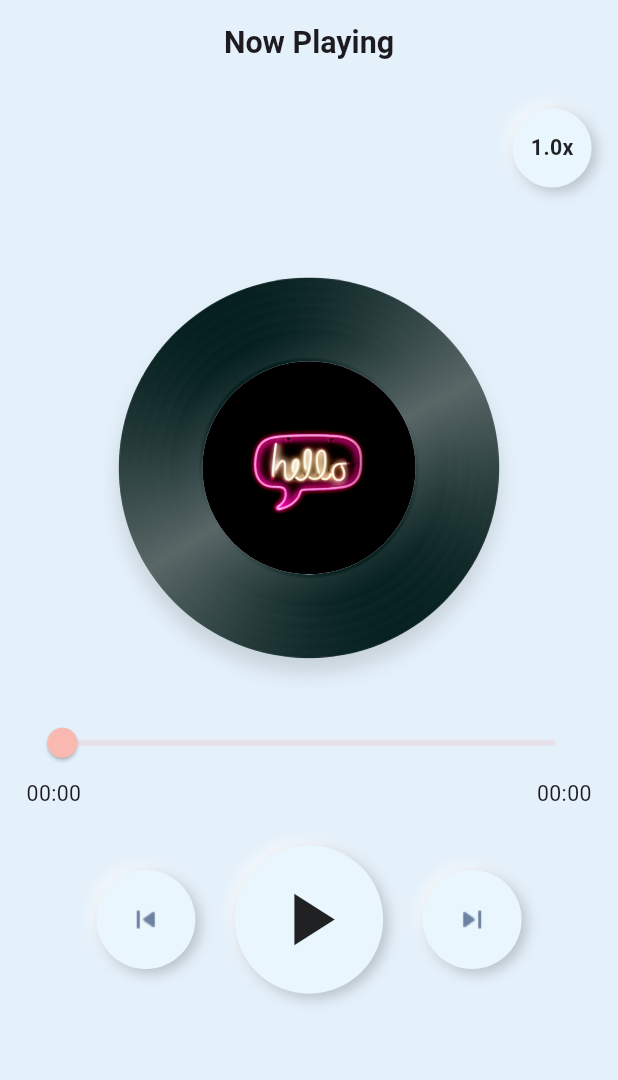
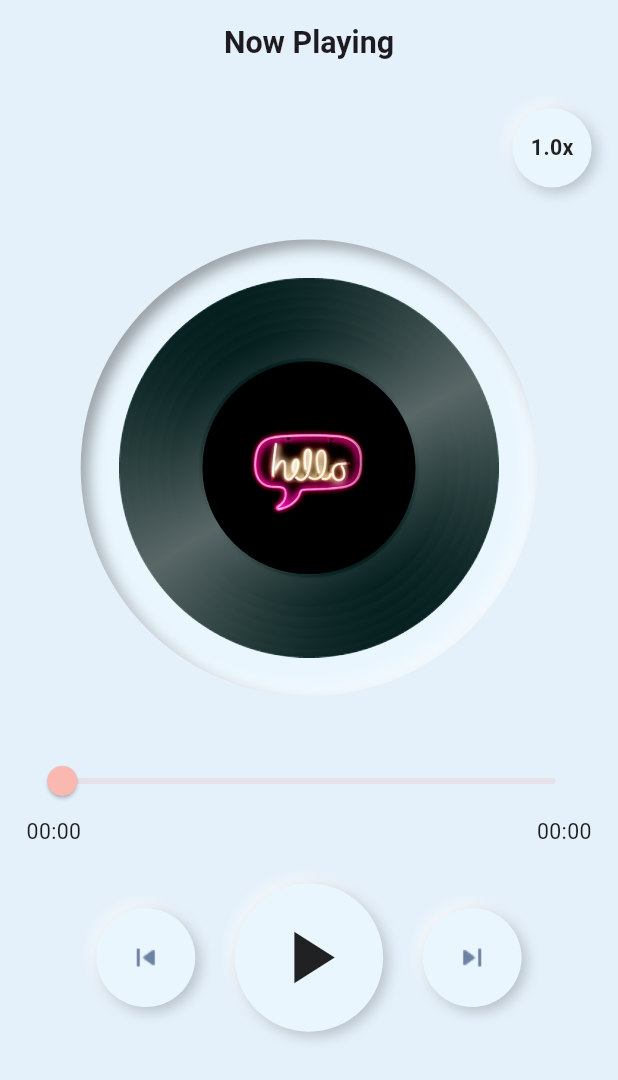
Before and after one commit to RohanBudhathoki/musicapp, a Flutter app: the screen it shows after launch, on a phone screen of 412 x 824 dp. Shown: the top 1080 px of the screen. Run offline on Flutter 3.47's test engine with Material 3 defaults, Android fonts, the phone set to English and light mode, and no system bars; our stand-ins replace flutter_mobx, flutter_neumorphic_plus, flutter_screenutil, get_it, injectable, just_audio and 2 more; generated files the repository leaves out were written again.

Commit message:
refactored main UI

```diff
--- a/lib/features/musicplayer/presentation/ui/widget/cover_art_animation.dart
+++ b/lib/features/musicplayer/presentation/ui/widget/cover_art_animation.dart
@@ -1,6 +1,7 @@
 import 'dart:math';
 
-import 'package:flutter/material.dart';
+import 'package:flutter_neumorphic_plus/flutter_neumorphic.dart';
+
 import 'package:flutter_screenutil/flutter_screenutil.dart';
 
 class SpinningCoverArt extends StatefulWidget {
@@ -38,7 +39,6 @@ class _SpinningCoverArtState extends State<SpinningCoverArt>
   void didUpdateWidget(covariant SpinningCoverArt oldWidget) {
     super.didUpdateWidget(oldWidget);
 
-    // Control animation on play/pause
     if (widget.isPlaying && !_controller.isAnimating) {
       _controller.repeat();
     } else if (!widget.isPlaying && _controller.isAnimating) {
@@ -54,7 +54,23 @@ class _SpinningCoverArtState extends State<SpinningCoverArt>
 
   @override
   Widget build(BuildContext context) {
-    return AnimatedBuilder(
+    return Neumorphic(
+      style: NeumorphicStyle(
+        shape: NeumorphicShape.concave,
+        depth: -10,
+        intensity: 0.8,
+        surfaceIntensity: 0.3,
+        boxShape: NeumorphicBoxShape.circle(),
+        color: const Color(0xFFEAF6FE),
+        shadowDarkColor: Colors.black26,
+        shadowLightColor: Colors.white,
+      ),
+      child: Container(
+        height: 300.r,
+        width: 300.r,
+        alignment: Alignment.center,
+        padding: EdgeInsets.all(10.r),
+        child: AnimatedBuilder(
           animation: _controller,
           builder: (_, child) {
             return Transform.rotate(
@@ -62,35 +78,24 @@ class _SpinningCoverArtState extends State<SpinningCoverArt>
               child: child,
             );
           },
-      child: Stack(
-        alignment: Alignment.center,
-        children: [
-          Container(
+          child: Container(
             height: 250.r,
             width: 250.r,
-            decoration: const BoxDecoration(
-              image: DecorationImage(
-                image: AssetImage('assets/png/cover_bg.png'),
+            decoration: BoxDecoration(
+              shape: BoxShape.circle,
+              image: const DecorationImage(
+                image: AssetImage("assets/png/cover_bg.png"),
                 fit: BoxFit.cover,
               ),
-              shape: BoxShape.circle,
-              gradient: RadialGradient(
-                colors: [Colors.black87, Colors.black45],
             ),
-              boxShadow: [
-                BoxShadow(
-                  color: Colors.black12,
-                  blurRadius: 10,
-                  offset: Offset(0, 10),
-                ),
-              ],
+            alignment: Alignment.center,
+            child: CircleAvatar(
+              radius: 70.r,
+              backgroundImage: AssetImage(widget.imagePath),
+              backgroundColor: Colors.transparent,
             ),
           ),
-          CircleAvatar(
-            radius: 70.r,
-            backgroundImage: AssetImage(widget.imagePath),
         ),
-        ],
       ),
     );
   }
```
Lines whose indentation alone changed are shown as unchanged.
